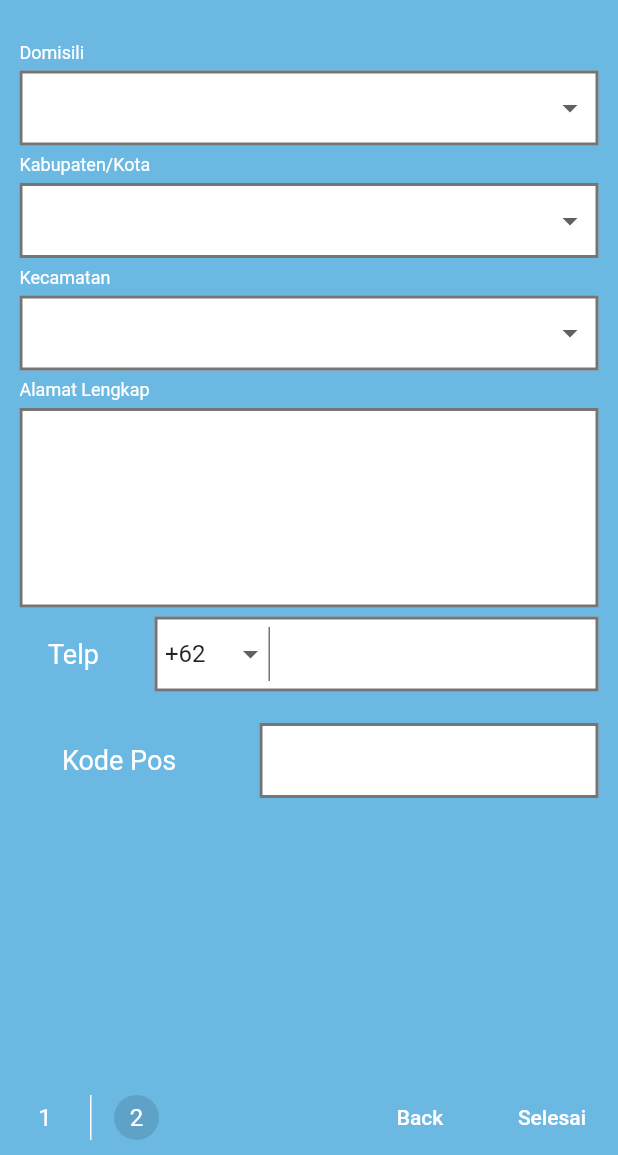
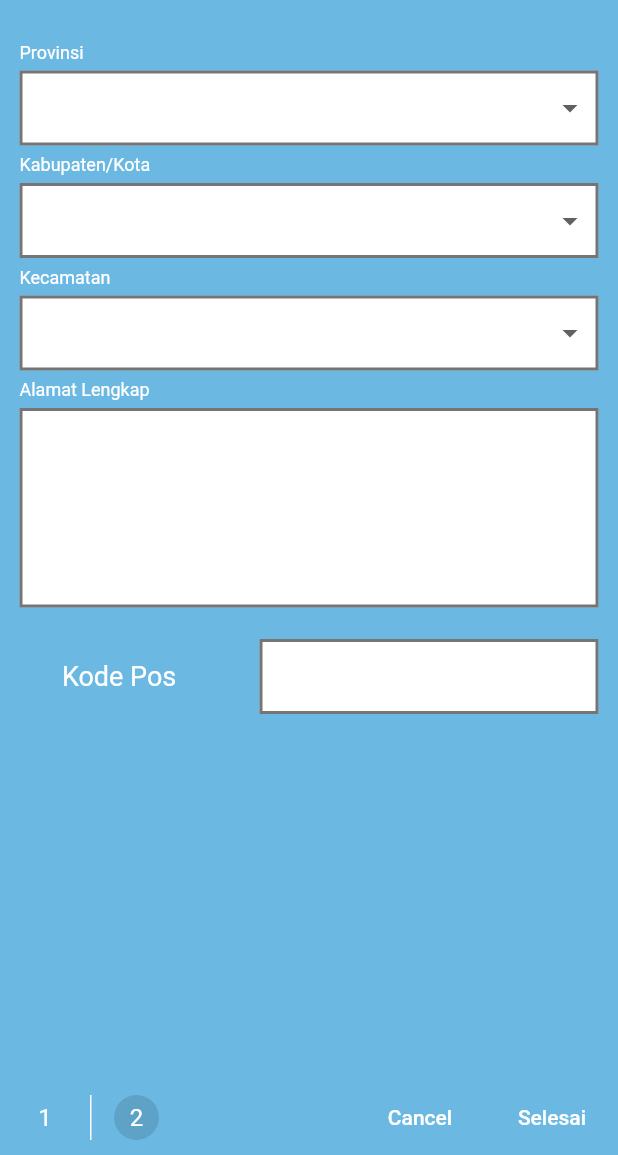
Before and after one commit to ron2618/siplah_jpmall, a Flutter app: the Register screen opened directly, after a tap on "Next", on a phone screen of 412 x 824 dp, the part 81-1236 px from its top. Run offline on Flutter 3.47's test engine with Material 2 defaults, Android fonts, the phone set to English and light mode, and no system bars; our stand-ins replace carousel_slider, rxdart, shared_preferences; missing offline and left inert: flutter_sidekick; accounts and stored records are empty; network calls fail.

Commit message:
login fix

```diff
--- a/lib/main.dart
+++ b/lib/main.dart
@@ -25,7 +25,7 @@ class MyApp extends StatelessWidget {
           primaryColor: Color(0xFF6BB8E3),
           accentColor: Color(0xFF3FCB9B),
     ),
-    home: MainPage()
+    home: WelcomePage()
     );
   }
 }
--- a/lib/src/ui/login.dart
+++ b/lib/src/ui/login.dart
@@ -9,25 +9,25 @@ import 'package:siplah_jpmall/src/models/provinsi_model.dart';
 import 'dart:async';
 import 'package:siplah_jpmall/src/ui/mainpage.dart';
 import 'package:http/http.dart' as http;
+import 'dart:async';
 import 'dart:convert';
 import 'dart:io';
-import 'package:siplah_jpmall/src/models/model_nontext.dart';
-
+import 'package:shared_preferences/shared_preferences.dart';
 import 'package:siplah_jpmall/src/ui/page_home.dart';
-
 class WelcomePage extends StatefulWidget {
   @override
   _WelcomePageState createState() => _WelcomePageState();
 }
-
  final username = TextEditingController();
     final password = TextEditingController();
+    SharedPreferences sharedPreferences;
 
 class _WelcomePageState extends State<WelcomePage> {
-  var token;
+  var token ;
   PageController _pageController;
   bool lastPage = false;
   int initialPage = 0;
+  String usernama = null;
 
   final page = <ListPage>[
     ListPage(0, PagePertama()),
@@ -35,20 +35,26 @@ class _WelcomePageState extends State<WelcomePage> {
     ListPage(2, PageKetiga()),
   ];
 
-  Future<http.Response> postRequest() async {
-    var url = 'https://siplah.mascitra.co.id/api/api/get_token';
 
-    Map data = {'app': 'siplah_jpmall.id'};
+  Future<http.Response> postRequest () async {
+  var url ='https://siplah.mascitra.co.id/api/api/get_token';
+
+  Map data = {
+    'app': 'siplah_jpmall.id'
+  };
   //encode Map to JSON
   var body = json.encode(data);
 
   var response = await http.post(url,
-        headers: {"Content-Type": "application/json"}, body: body);
+      headers: {"Content-Type": "application/json"},
+      body: body
+  );
   print("${response.statusCode}");
 
   print("${response.body}");
   Map<String, dynamic> map = jsonDecode(response.body);
-    token = map["Data"][0]["api_token"];
+  token  = map["Data"][0]["api_token"];
+
   return response;
 }
 
@@ -57,10 +63,26 @@ class _WelcomePageState extends State<WelcomePage> {
     super.initState();
     _pageController = PageController(initialPage: 0, keepPage: true);
     postRequest();
+    getCredential();
   }
+  getCredential() async {
+     final pref = await SharedPreferences.getInstance();
+    setState(() {
+          usernama = pref.getString("username");
+          if(usernama != null){
+            Navigator.of(context).pushAndRemoveUntil(
+          new MaterialPageRoute(
+              builder: (BuildContext context) => new MainPage()),
+          (Route<dynamic> route) => false);
+
+          }
+    });
+  }
+
 
   @override
   Widget build(BuildContext context) {
+
     return Scaffold(
       bottomNavigationBar: initialPage == page.length - 1
           ? Container(
@@ -290,58 +312,62 @@ class PageKetiga extends StatelessWidget {
   }
 }
 
-
 class LoginPage extends StatefulWidget {
-
   @override
   _LoginPageState createState() => _LoginPageState();
 }
 
 class _LoginPageState extends State<LoginPage> with TickerProviderStateMixin {
-
   @override
   void initState() {
     super.initState();
-
-
   }
 
   @override
   Widget build(BuildContext context) {
+   void savedata() async {
+   sharedPreferences = await SharedPreferences.getInstance();
+    setState(() {
+
+      sharedPreferences.setString("username", username.text);
+
+      sharedPreferences.commit();
+    });
+ Navigator.of(context).pushAndRemoveUntil(
+          new MaterialPageRoute(
+              builder: (BuildContext context) => new MainPage()),
+          (Route<dynamic> route) => false);
+}
     void _showAlert(BuildContext context) {
       showDialog(
           context: context,
           builder: (context) => AlertDialog(
             title: Text("Peringatan"),
             content: Text("Password atau Email Kamu Salah"),
-              ));
-    }
+          )
+      );}
+      Future<http.Response> login_api () async {
+  var url ='https://siplah.mascitra.co.id/api/user/login';
 
-    Future<http.Response> login_api() async {
-      var url = 'https://siplah.mascitra.co.id/api/user/login';
-
-
-      Map data = {'email': username.text, 'password': password.text};
+  Map data = {
+    'email': username.text,
+    'password': password.text
+  };
   //encode Map to JSON
   var body = json.encode(data);
 
   var response = await http.post(url,
-          headers: {
-            "Content-Type": "application/json",
-            "API-App": "siplah_jpmall.id",
-            "Api-Key": "4P1_7Pm411_51p114h",
-            "API-Token": "e6e282930dd7eda4fc32a7a82274351d60ab1874"
-          },
-          body: body);
+      headers: {"Content-Type": "application/json","API-App":"siplah_jpmall.id","Api-Key":"4P1_7Pm411_51p114h","API-Token":"e6e282930dd7eda4fc32a7a82274351d60ab1874"},
+      body: body
+  );
   print("${response.statusCode}");
 
   print("${response.body}");
   Map<String, dynamic> map = jsonDecode(response.body);
-      if (map["Error"] == true || map["Error"] == "true") {
+  if(map["Error"] == true || map["Error"] == "true"){
     _showAlert(context);
-      } else {
-        Navigator.push(
-            context, MaterialPageRoute(builder: (context) => MainPage()));
+  }else{
+    savedata();
 
   }
   return response;
@@ -359,6 +385,7 @@ class _LoginPageState extends State<LoginPage> with TickerProviderStateMixin {
                   color: Color(0xFF6BB8E3),
                   child: Stack(
                     children: <Widget>[
+
                       Positioned(
                         bottom: MediaQuery.of(context).size.width / 5,
                         right: 10,
@@ -421,6 +448,7 @@ class _LoginPageState extends State<LoginPage> with TickerProviderStateMixin {
                                         contentPadding:
                                             const EdgeInsets.all(5.0),
                                         border: InputBorder.none,
+
                                         hintText: "Username"),
                                   ),
                                 ),
@@ -444,10 +472,8 @@ class _LoginPageState extends State<LoginPage> with TickerProviderStateMixin {
                               ),
                               SizedBox(height: 10),
                               MaterialButton(
-                                onPressed: () {
-
+                                onPressed: (){
                                   login_api();
-
                                 },
                                 color: Color(0xFF3FCB9B),
                                 shape: RoundedRectangleBorder(
@@ -509,6 +535,7 @@ class _LoginPageState extends State<LoginPage> with TickerProviderStateMixin {
                                               fontWeight: FontWeight.w500),
                                           recognizer: TapGestureRecognizer()
                                             ..onTap = () => Navigator.push(
+
                                                 context,
                                                 MaterialPageRoute(
                                                     builder: (context) =>
@@ -562,22 +589,16 @@ class _LoginPageState extends State<LoginPage> with TickerProviderStateMixin {
 
 class Register extends StatefulWidget {
   @override
-
   _RegisterState createState() => _RegisterState();
 }
 
 class _RegisterState extends State<Register> {
-  var katPel = ['Badan Hukum','Perseorangan'];
+  var katPel = ['Sekolah', 'Umum'];
   var codetlp = ['+62', '+81'];
-  var placeholder = ['Loading...', 'Loading...', 'Loading...'];
 
-
-  String prop, kab, kec;
   String slctdKatPel, code;
-
   @override
   Widget build(BuildContext context) {
-    provinceBloc.provinceFetchAll();
     return Scaffold(
       backgroundColor: Color(0xFF6BB8E3),
       body: ListView(
@@ -589,19 +610,15 @@ class _RegisterState extends State<Register> {
               children: <Widget>[
                 Padding(
                   padding: const EdgeInsets.all(15.0),
-                    child: Text(
-                      "Register JPMALL",
-                      style: TextStyle(
+                  child: Text("Register JPMALL", style: TextStyle(
                     color: Colors.white,
                     fontSize: 25,
-                          fontWeight: FontWeight.w600),
+                    fontWeight: FontWeight.w600
+                  ),),
                 ),
-                  ),
-                  SizedBox(
-                    height: 10,
-                  ),
+                SizedBox(height: 10,),
                 CustomTile(
-                    "Kategori Mitra",
+                  "Kategori Pelanggan",
                   child: DropdownButtonHideUnderline(
                     child: DropdownButton(
                       isExpanded: true,
@@ -615,32 +632,65 @@ class _RegisterState extends State<Register> {
                         }),
                   ),
                 ),
-                  CustomTile(
-                    "Nama",
+                CustomTile("NPSN", child: TextField(
+                  enabled: slctdKatPel == katPel[0] ? true : false,
+                  decoration: InputDecoration(
+                    border: InputBorder.none
+                  ),
+                ),enable: slctdKatPel == katPel[0] ? true : false,),
+                CustomTile("Nama", child: TextField(
+                  enabled: slctdKatPel == katPel[0] ? false : true,
+                  decoration: InputDecoration(
+                    border: InputBorder.none
+                  ),
+                ),enable: slctdKatPel == katPel[0] ? false : true,),
+                CustomTile("Email", child: TextField(
+                  decoration: InputDecoration(
+                    border: InputBorder.none
+                  ),
+                ),),
+                CustomTile("Password", child: TextField(
+                  decoration: InputDecoration(
+                    border: InputBorder.none
+                  ),
+                ),),
+                CustomTile("Konfirmasi Password", child: TextField(
+                  decoration: InputDecoration(
+                    border: InputBorder.none
+                  ),
+                ),),
+                SizedBox(height: 15),
+                CustomTile("Telp", style: 2, child: Row(
+                  mainAxisSize: MainAxisSize.min,
+                  children: <Widget>[
+                    Container(width: 70,
+                    decoration: BoxDecoration(
+                      border: Border(right: BorderSide(
+                        color: Colors.black54
+                      ))
+                    ),
+                    child: DropdownButtonHideUnderline(
+                      child: DropdownButton(
+                        isExpanded: true,
+                        value: code,
+                          items: List.generate(codetlp.length, (f) => DropdownMenuItem(child: Text(codetlp[f]))), onChanged: (item){
+                          setState((){
+                            code = item;
+                          });
+                      }),
+                    ),),
+                    Container(
+                      width: MediaQuery.of(context).size.width-200,
                       child: TextField(
-                      decoration: InputDecoration(border: InputBorder.none),
+                        keyboardType: TextInputType.number,
+                        decoration: InputDecoration(
+                          contentPadding: const EdgeInsets.all(5.0),
+                            border: InputBorder.none
                         ),
                       ),
-                  CustomTile(
-                    "Email",
-                    child: TextField(
-                      decoration: InputDecoration(border: InputBorder.none),
-                    ),
-                  ),
-                  CustomTile(
-                    "Password",
-                    child: TextField(
-                      decoration: InputDecoration(border: InputBorder.none),
-                    ),
-                  ),
-                  CustomTile(
-                    "Konfirmasi Password",
-                    child: TextField(
-                      decoration: InputDecoration(border: InputBorder.none),
-
-                    ),
-                  ),
-
+                    )
+                  ],
+                ),)
               ],
             ),
           )
@@ -658,10 +708,9 @@ class _RegisterState extends State<Register> {
                 padding: const EdgeInsets.all(10.0),
                 child: CircleAvatar(
                   backgroundColor: Colors.black12,
-                      child: Text(
-                        "1",
-                        style: TextStyle(color: Colors.white),
-                      ),
+                  child: Text("1", style: TextStyle(
+                      color: Colors.white
+                  ),),
                 ),
               ),
               Container(
@@ -673,10 +722,9 @@ class _RegisterState extends State<Register> {
                 padding: const EdgeInsets.all(10.0),
                 child: CircleAvatar(
                   backgroundColor: Colors.transparent,
-                      child: Text(
-                        "2",
-                        style: TextStyle(color: Colors.white),
-                      ),
+                  child: Text("2", style: TextStyle(
+                      color: Colors.white
+                  ),),
                 ),
               ),
             ],
@@ -684,19 +732,23 @@ class _RegisterState extends State<Register> {
           Row(
             mainAxisAlignment: MainAxisAlignment.end,
             children: <Widget>[
-
+              MaterialButton(
+                child: Text("Cancel", style: TextStyle(
+                  color: Colors.white
+                ),),
+              ),
               MaterialButton(
                 onPressed: () => Navigator.pushAndRemoveUntil(context, MaterialPageRoute(builder: (context) => Register2()), (_) => false),
-                    child: Text(
-                      "Next",
-                      style: TextStyle(color: Colors.white),
-                    ),
+                child: Text("Next", style: TextStyle(
+                    color: Colors.white
+                ),),
               ),
             ],
           ),
         ],
       ),
-        ));
+    )
+    );
   }
 }
 
@@ -706,8 +758,7 @@ class CustomTile extends StatelessWidget {
   final int style; // 1 normal, 2 telp
   final bool enable;
 
-  const CustomTile(this.title,
-      {Key key, this.child, this.style = 1, this.enable = true})
+  const CustomTile(this.title, {Key key, this.child, this.style = 1, this.enable = true})
       : super(key: key);
   @override
   Widget build(BuildContext context) {
@@ -720,10 +771,10 @@ class CustomTile extends StatelessWidget {
             mainAxisSize: MainAxisSize.min,
             children: <Widget>[
               Container(
-                child: Text(
-                  title,
-                  style: TextStyle(fontSize: 12, color: Colors.white),
-                ),
+                child: Text(title, style: TextStyle(
+                  fontSize: 12,
+                  color: Colors.white
+                ),),
               ),
               SizedBox(height: 5.0),
               Container(
@@ -731,7 +782,11 @@ class CustomTile extends StatelessWidget {
                 padding: const EdgeInsets.all(5.0),
                 decoration: BoxDecoration(
                   color: enable == true ? Colors.white : Colors.grey,
-                    border: Border.all(color: Colors.black54, width: 2.0)),
+                  border: Border.all(
+                    color: Colors.black54,
+                    width: 2.0
+                  )
+                ),
                 child: child,
               )
             ],
@@ -745,14 +800,12 @@ class CustomTile extends StatelessWidget {
             mainAxisAlignment: MainAxisAlignment.spaceBetween,
 //            mainAxisSize: MainAxisSize.min,
             children: <Widget>[
-              SizedBox(
-                width: 3.0,
-              ),
+              SizedBox(width: 3.0,),
               Container(
-                child: Text(
-                  title,
-                  style: TextStyle(fontSize: 18, color: Colors.white),
-                ),
+                child:  Text(title, style: TextStyle(
+                    fontSize: 18,
+                    color: Colors.white
+                ),),
               ),
               SizedBox(width: 5.0),
               Container(
@@ -760,7 +813,11 @@ class CustomTile extends StatelessWidget {
                 padding: const EdgeInsets.all(5.0),
                 decoration: BoxDecoration(
                     color: enable == true ? Colors.white : Colors.grey,
-                    border: Border.all(color: Colors.black54, width: 2.0)),
+                    border: Border.all(
+                        color: Colors.black54,
+                        width: 2.0
+                    )
+                ),
                 child: child,
               ),
             ],
@@ -778,15 +835,19 @@ class Register2 extends StatefulWidget {
 }
 
 class _Register2State extends State<Register2> {
-  var codetlp = ['+62', '+81'];
   var placeholder = ['Loading...', 'Loading...', 'Loading...'];
-  String prop, kab, kec,code;
+  String prop, kab, kec;
 
   @override
   void initState() {
     super.initState();
     provinceBloc.provinceFetchAll();
+
+
+
+
   }
+
   @override
   Widget build(BuildContext context) {
     return WillPopScope(child: Scaffold(
@@ -807,7 +868,7 @@ class _Register2State extends State<Register2> {
                     ),),
                   ),
                   SizedBox(height: 10,),
-                  CustomTile("Domisili", child: StreamBuilder<Province>(
+                  CustomTile("Provinsi", child: StreamBuilder<Province>(
                     stream: provinceBloc.allProvince,
                     builder: (context, snapshot) {
                       return DropdownButtonHideUnderline(
@@ -826,30 +887,16 @@ class _Register2State extends State<Register2> {
                       );
                     }
                   ),),
-                  CustomTile(
-                    "Kabupaten/Kota",
-                    child: StreamBuilder<Kabupaten>(
+                  CustomTile("Kabupaten/Kota", child: StreamBuilder<Kabupaten>(
                     stream: kabupatenBloc.allKabupaten,
                     builder: (context, snapshot) {
                       return DropdownButtonHideUnderline(
                         child: DropdownButton(
                           value: kab,
                           isExpanded: true,
-                              items: List.generate(
-                                  snapshot.hasData
-                                      ? snapshot.data.results.length
-                                      : placeholder.length,
-                                  (i) => DropdownMenuItem(
-                                        child: Text(snapshot.hasData
-                                            ? snapshot
-                                                .data.results[i].namaKabupaten
-                                            : placeholder[i]),
-                                        value: snapshot.hasData
-                                            ? snapshot
-                                                .data.results[i].kabupatenId
-                                            : placeholder[i],
-                                      )),
-                              onChanged: (item) {
+                          items: List.generate(snapshot.hasData ? snapshot.data.results.length : placeholder.length, (i) => DropdownMenuItem(
+                            child: Text(snapshot.hasData ? snapshot.data.results[i].namaKabupaten : placeholder[i]), value: snapshot.hasData ? snapshot.data.results[i].kabupatenId : placeholder[i],)),
+                          onChanged: (item){
                             setState(() {
                               kab = item;
                             });
@@ -857,40 +904,26 @@ class _Register2State extends State<Register2> {
                           },
                         ),
                       );
-                        }),
-                  ),
-                  CustomTile(
-                    "Kecamatan",
-                    child: StreamBuilder<Kecamatan>(
+                    }
+                  ),),
+                  CustomTile("Kecamatan", child: StreamBuilder<Kecamatan>(
                     stream: kecamatanBloc.allKecamatan,
                     builder: (context, snapshot) {
                       return DropdownButtonHideUnderline(
                         child: DropdownButton(
                           value: kec,
                           isExpanded: true,
-                              items: List.generate(
-                                  snapshot.hasData
-                                      ? snapshot.data.results.length
-                                      : placeholder.length,
-                                  (i) => DropdownMenuItem(
-                                        child: Text(snapshot.hasData
-                                            ? snapshot
-                                                .data.results[i].namaKecamatan
-                                            : placeholder[i]),
-                                        value: snapshot.hasData
-                                            ? snapshot
-                                                .data.results[i].kecamatanId
-                                            : placeholder[i],
-                                      )),
-                              onChanged: (item) {
+                          items: List.generate(snapshot.hasData ? snapshot.data.results.length : placeholder.length, (i) => DropdownMenuItem(
+                            child: Text(snapshot.hasData ? snapshot.data.results[i].namaKecamatan  : placeholder[i]), value: snapshot.hasData ? snapshot.data.results[i].kecamatanId : placeholder[i],)),
+                          onChanged: (item){
                             setState(() {
                               kec = item;
                             });
                           },
                         ),
                       );
-                        }),
-                  ),
+                    }
+                  ),),
                   Container(
                     padding: const EdgeInsets.all(3.0),
                     child: Column(
@@ -919,45 +952,6 @@ class _Register2State extends State<Register2> {
                             decoration: InputDecoration(
                               border: InputBorder.none,
                             ),
-                          ),
-                        )
-                      ],
-                    ),
-                  ),
-
-                  CustomTile(
-                    "Telp",
-                    style: 2,
-                    child: Row(
-                      mainAxisSize: MainAxisSize.min,
-                      children: <Widget>[
-                        Container(
-                          width: 70,
-                          decoration: BoxDecoration(
-                              border: Border(
-                                  right: BorderSide(color: Colors.black54))),
-                          child: DropdownButtonHideUnderline(
-                            child: DropdownButton(
-                                isExpanded: true,
-                                value: code,
-                                items: List.generate(
-                                    codetlp.length,
-                                    (f) => DropdownMenuItem(
-                                        child: Text(codetlp[f]))),
-                                onChanged: (item) {
-                                  setState(() {
-                                    code = item;
-                                  });
-                                }),
-                          ),
-                        ),
-                        Container(
-                          width: MediaQuery.of(context).size.width - 200,
-                          child: TextField(
-                            keyboardType: TextInputType.number,
-                            decoration: InputDecoration(
-                                contentPadding: const EdgeInsets.all(5.0),
-                                border: InputBorder.none),
                           ),
                         )
                       ],
@@ -1014,12 +1008,9 @@ class _Register2State extends State<Register2> {
                 mainAxisAlignment: MainAxisAlignment.end,
                 children: <Widget>[
                   MaterialButton(
-                    onPressed: () => Navigator.pushAndRemoveUntil(context, MaterialPageRoute(builder: (context) => Register()), (_) => false),
-                    child: Text("Back", style: TextStyle(
+                    child: Text("Cancel", style: TextStyle(
                         color: Colors.white
-                    ),
-
-                    ),
+                    ),),
                   ),
                   MaterialButton(
                     child: Text("Selesai", style: TextStyle(
@@ -1051,10 +1042,10 @@ class Data {
   factory Data.fromJson(Map<String, dynamic> json) {
     return new Data(
       api_token: json['api_token'],
+
     );
   }
 }
-
 class Par {
   final String api_token;
 
@@ -1063,6 +1054,7 @@ class Par {
   factory Par.fromJson(Map<String, dynamic> json) {
     return new Par(
       api_token: json['api_token'],
+
     );
   }
 }
--- a/pubspec.yaml
+++ b/pubspec.yaml
@@ -28,6 +28,7 @@ dependencies:
   flutter_sidekick: ^0.1.3
   http: ^0.12.0+2
   rxdart: ^0.18.1
+  shared_preferences: 0.5.3
 
 dev_dependencies:
   flutter_test:
```
Also changed, not shown: lib/src/ui/page_profile.dart (+42 -3 lines), pubspec.lock. Lines whose indentation alone changed are shown as unchanged.
